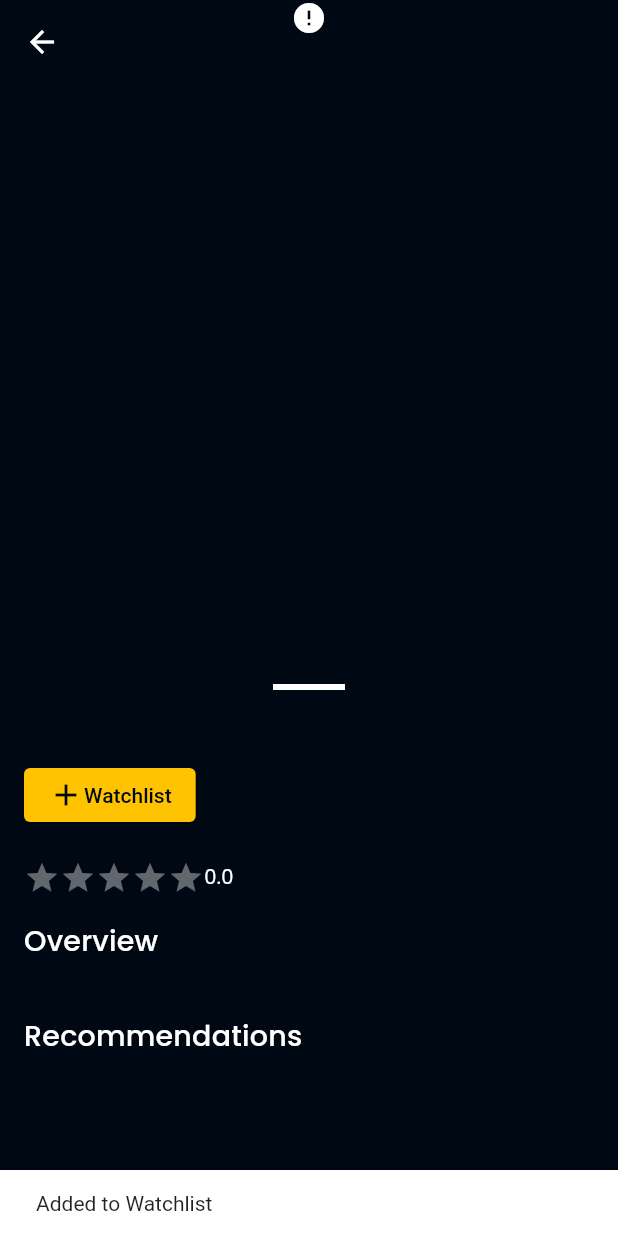
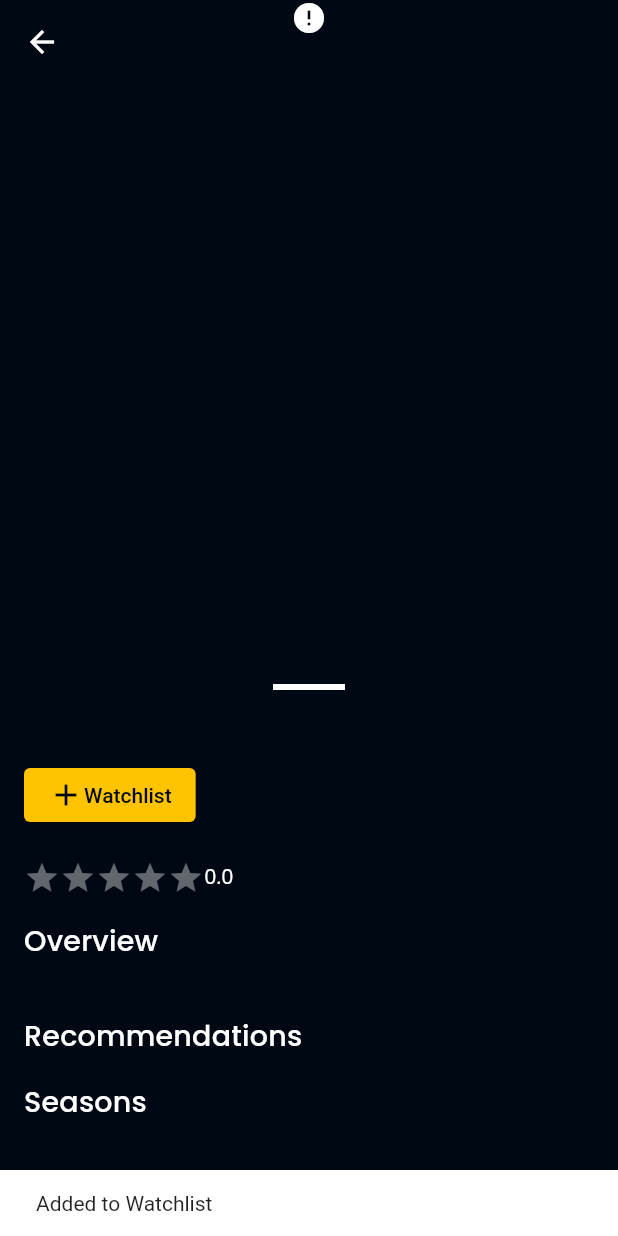
Before and after one commit to muhAzri/ditonton, a Flutter app: the DetailContent widget shown alone on an empty page, opened directly with empty values, after a tap on "Watchlist", on a phone screen of 412 x 824 dp. Run offline on Flutter 3.47's test engine with Material 2 defaults, Android fonts, the phone set to English and light mode, and no system bars; drawn by our look-alikes of cached_network_image, flutter_rating_bar; our stand-ins replace dartz, equatable, get_it, google_fonts, sqflite; accounts and stored records are empty; network calls fail.

Commit message:
add-seasons

```diff
--- a/lib/data/models/series_detail_model.dart
+++ b/lib/data/models/series_detail_model.dart
@@ -42,7 +42,7 @@ class SeriesDetailModel extends Equatable {
   final String name;
   final double voteAverage;
   final int voteCount;
-  final List<Season> seasons;
+  final List<SeasonModel> seasons;
 
   factory SeriesDetailModel.fromJson(Map<String, dynamic> json) =>
       SeriesDetailModel(
@@ -50,8 +50,8 @@ class SeriesDetailModel extends Equatable {
         backdropPath: json["backdrop_path"],
         genres: List<GenreModel>.from(
             json["genres"].map((x) => GenreModel.fromJson(x))),
-        seasons:
-            List<Season>.from(json["seasons"].map((x) => Season.fromJson(x))),
+        seasons: List<SeasonModel>.from(
+            json["seasons"].map((x) => SeasonModel.fromJson(x))),
         homepage: json["homepage"],
         id: json["id"],
         imdbId: json["imdb_id"],
@@ -94,6 +94,7 @@ class SeriesDetailModel extends Equatable {
       adult: adult,
       backdropPath: backdropPath,
       genres: genres.map((genre) => genre.toEntity()).toList(),
+      seasons: seasons.map((season) => season.toEntity()).toList(),
       id: id,
       originalName: originalName,
       overview: overview,
--- /dev/null
+++ b/lib/domain/entities/season.dart
@@ -0,0 +1,35 @@
+import 'package:equatable/equatable.dart';
+
+class Season extends Equatable {
+  final String airDate;
+  final int episodeCount;
+  final int id;
+  final String name;
+  final String overview;
+  final String posterPath;
+  final int seasonNumber;
+  final double voteAverage;
+
+  const Season({
+    required this.airDate,
+    required this.episodeCount,
+    required this.id,
+    required this.name,
+    required this.overview,
+    required this.posterPath,
+    required this.seasonNumber,
+    required this.voteAverage,
+  });
+
+  @override
+  List<Object?> get props => [
+        airDate,
+        episodeCount,
+        id,
+        name,
+        overview,
+        posterPath,
+        seasonNumber,
+        voteAverage,
+      ];
+}
--- a/lib/domain/entities/series_detail.dart
+++ b/lib/domain/entities/series_detail.dart
@@ -1,4 +1,5 @@
 import 'package:ditonton/domain/entities/genre.dart';
+import 'package:ditonton/domain/entities/season.dart';
 import 'package:equatable/equatable.dart';
 
 class SeriesDetail extends Equatable {
@@ -14,11 +15,13 @@ class SeriesDetail extends Equatable {
     required this.name,
     required this.voteAverage,
     required this.voteCount,
+    required this.seasons
   });
 
   final bool adult;
   final String? backdropPath;
   final List<Genre> genres;
+  final List<Season> seasons;
   final int id;
   final String originalName;
   final String overview;
--- a/lib/presentation/pages/series_detail_page.dart
+++ b/lib/presentation/pages/series_detail_page.dart
@@ -5,6 +5,7 @@ import 'package:ditonton/common/state_enum.dart';
 import 'package:ditonton/domain/entities/series.dart';
 import 'package:ditonton/domain/entities/series_detail.dart';
 import 'package:ditonton/presentation/provider/series_detail_notifier.dart';
+import 'package:ditonton/presentation/widgets/season_card.dart';
 import 'package:flutter/material.dart';
 import 'package:flutter_rating_bar/flutter_rating_bar.dart';
 import 'package:provider/provider.dart';
@@ -63,7 +64,9 @@ class DetailContent extends StatelessWidget {
   final List<Series> recommendations;
   final bool isAddedWatchlist;
 
-  const DetailContent(this.serie, this.recommendations, this.isAddedWatchlist, {Key? key}) : super(key: key);
+  const DetailContent(this.serie, this.recommendations, this.isAddedWatchlist,
+      {Key? key})
+      : super(key: key);
 
   @override
   Widget build(BuildContext context) {
@@ -211,7 +214,8 @@ class DetailContent extends StatelessWidget {
                                               );
                                             },
                                             child: ClipRRect(
-                                              borderRadius: const BorderRadius.all(
+                                              borderRadius:
+                                                  const BorderRadius.all(
                                                 Radius.circular(8),
                                               ),
                                               child: CachedNetworkImage(
@@ -236,6 +240,19 @@ class DetailContent extends StatelessWidget {
                                 } else {
                                   return Container();
                                 }
+                              },
+                            ),
+                            const SizedBox(height: 16),
+                            Text(
+                              'Seasons',
+                              style: kHeading6,
+                            ),
+                            ListView.builder(
+                              physics: const NeverScrollableScrollPhysics(),
+                              shrinkWrap: true,
+                              itemCount: serie.seasons.length,
+                              itemBuilder: (BuildContext context, int index) {
+                                return SeasonCard(season: serie.seasons[index]);
                               },
                             ),
                           ],
```
Also changed, not shown: lib/data/models/season_model.dart (+18 -4 lines), lib/presentation/widgets/season_card.dart (added, +92 -0 lines), 5 other files.
